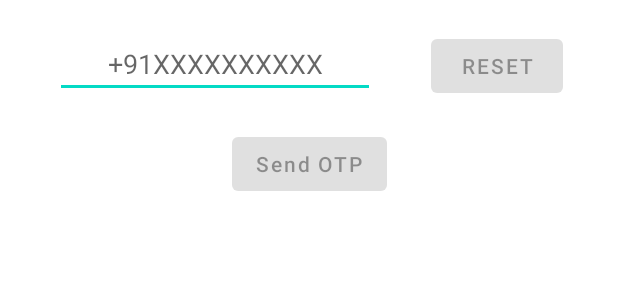
After one commit to hd-agarwal/Chatter, an Android app: the layout activity_login.xml on its own in the app's theme, with its tools: preview values and no code run, on a phone screen of 412 x 824 dp. The commit adds this screen. Shown: the top 300 px of the screen. Run offline under Robolectric (Android 15) with nearby library versions, the phone set to English and light mode, and no system bars.

Commit message:
phone auth added

```diff
--- a/app/src/main/AndroidManifest.xml
+++ b/app/src/main/AndroidManifest.xml
@@ -10,7 +10,7 @@
         android:supportsRtl="true"
         android:theme="@style/Theme.Chatter">
         <activity
-            android:name=".MainActivity"
+            android:name=".LoginActivity"
             android:exported="true">
             <intent-filter>
                 <action android:name="android.intent.action.MAIN" />
--- /dev/null
+++ b/app/src/main/res/layout/activity_login.xml
@@ -0,0 +1,97 @@
+<?xml version="1.0" encoding="utf-8"?>
+<ScrollView xmlns:android="http://schemas.android.com/apk/res/android"
+    xmlns:app="http://schemas.android.com/apk/res-auto"
+    xmlns:tools="http://schemas.android.com/tools"
+    android:layout_width="match_parent"
+    android:layout_height="match_parent"
+    android:orientation="vertical"
+    tools:context=".MainActivity">
+
+    <androidx.constraintlayout.widget.ConstraintLayout
+        android:layout_width="match_parent"
+        android:layout_height="wrap_content">
+
+        <EditText
+            android:id="@+id/etPhone"
+            android:layout_width="wrap_content"
+            android:layout_height="wrap_content"
+            android:ems="10"
+            android:gravity="center"
+            android:hint="@string/phoneNumberHint"
+            android:inputType="phone"
+            app:layout_constraintTop_toTopOf="parent"
+            app:layout_constraintEnd_toStartOf="@id/btnReset"
+            app:layout_constraintStart_toStartOf="parent"
+            android:layout_marginVertical="20dp"
+            android:autofillHints="phone" />
+        <Button
+            android:id="@+id/btnReset"
+            android:layout_width="wrap_content"
+            android:layout_height="wrap_content"
+            android:text="@string/resetBtnText"
+            app:layout_constraintStart_toEndOf="@id/etPhone"
+            app:layout_constraintEnd_toEndOf="parent"
+            app:layout_constraintBaseline_toBaselineOf="@id/etPhone"
+            android:enabled="false"/>
+
+        <Button
+            android:id="@+id/btnSendOTP"
+            android:layout_width="wrap_content"
+            android:layout_height="wrap_content"
+            android:text="@string/sendOtpButtonText"
+            android:textAllCaps="false"
+            app:layout_constraintStart_toStartOf="parent"
+            app:layout_constraintEnd_toEndOf="parent"
+            app:layout_constraintTop_toBottomOf="@id/etPhone"
+            android:layout_marginTop="20dp"
+            android:enabled="false"/>
+
+        <ProgressBar
+            android:id="@+id/progressBar"
+            android:layout_width="wrap_content"
+            android:layout_height="wrap_content"
+            app:layout_constraintEnd_toEndOf="parent"
+            app:layout_constraintStart_toStartOf="parent"
+            app:layout_constraintTop_toBottomOf="@id/btnSendOTP"
+            android:visibility="invisible"
+            />
+
+        <EditText
+            android:id="@+id/etOTP"
+            android:layout_width="wrap_content"
+            android:layout_height="wrap_content"
+            android:hint="@string/enterOtpHint"
+            android:gravity="center"
+            app:layout_constraintStart_toStartOf="parent"
+            app:layout_constraintEnd_toEndOf="parent"
+            app:layout_constraintTop_toBottomOf="@id/progressBar"
+            android:layout_marginTop="50dp"
+            tools:ignore="Autofill"
+            android:inputType="number"
+            android:enabled="false"
+            android:maxLength="6"
+            android:visibility="invisible"/>
+
+        <Button
+            android:id="@+id/btnVerify"
+            android:layout_width="wrap_content"
+            android:layout_height="wrap_content"
+            android:text="@string/verifyButtonText"
+            app:layout_constraintStart_toStartOf="parent"
+            app:layout_constraintEnd_toEndOf="parent"
+            app:layout_constraintTop_toBottomOf="@id/etOTP"
+            android:enabled="false"
+            android:visibility="invisible"/>
+        <ProgressBar
+            android:layout_width="wrap_content"
+            android:layout_height="wrap_content"
+            android:id="@+id/progressBarVerify"
+            app:layout_constraintStart_toStartOf="parent"
+            app:layout_constraintEnd_toEndOf="parent"
+            app:layout_constraintTop_toBottomOf="@id/btnVerify"
+            android:visibility="invisible"/>
+
+    </androidx.constraintlayout.widget.ConstraintLayout>
+
+
+</ScrollView>
--- a/app/src/main/res/values/strings.xml
+++ b/app/src/main/res/values/strings.xml
@@ -1,3 +1,8 @@
 <resources>
     <string name="app_name">Chatter</string>
+    <string name="phoneNumberHint">+91XXXXXXXXXX</string>
+    <string name="resetBtnText">Reset</string>
+    <string name="sendOtpButtonText">Send OTP</string>
+    <string name="enterOtpHint">Enter the OTP sent via SMS</string>
+    <string name="verifyButtonText">Verify</string>
 </resources>
```
Also changed, not shown: app/build.gradle (+6 -3 lines), app/src/main/java/com/example/chatter/LoginActivity.kt (added, +293 -0 lines), app/src/main/java/com/example/chatter/MainActivity.kt (deleted, +0 -11 lines), app/src/main/res/layout/activity_main.xml (deleted, +0 -18 lines).
